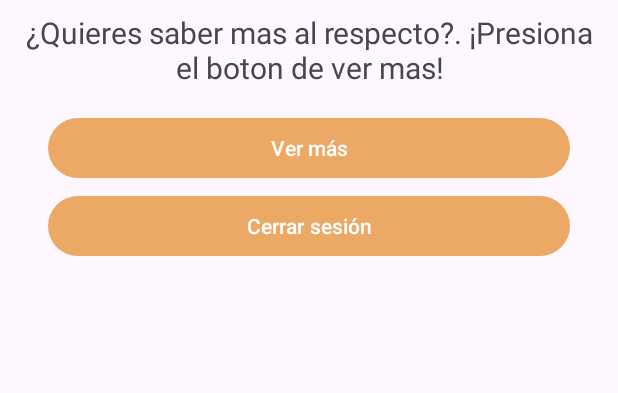
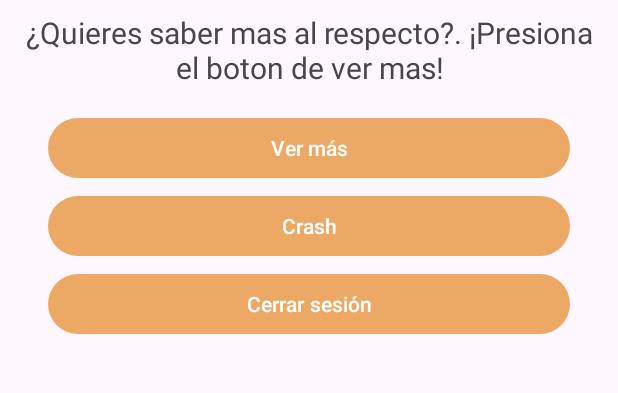
Before and after one commit to WJ4ck/PedroSound, an Android app: the screen it shows after launch once a user with an empty profile is signed in (WelcomeActivity), on a phone screen of 412 x 824 dp, the part 553-946 px from its top. Run offline under Robolectric (Android 15) with nearby library versions, the phone set to English and light mode, and no system bars; our stand-ins replace Firebase (no records; nobody signed in at launch, a user with empty details on screens opened directly).

Commit message:
Arreglo de cosas

```diff
--- a/app/src/main/java/com/actividad/pedrosound/WelcomeActivity.java
+++ b/app/src/main/java/com/actividad/pedrosound/WelcomeActivity.java
@@ -15,7 +15,7 @@ import com.google.firebase.auth.FirebaseAuth;
 
 public class WelcomeActivity extends AppCompatActivity {
 
-    Button btn_ver_mas, btn_cerrar_sesion;
+    Button btn_ver_mas, btn_cerrar_sesion, btn_crash;
 
     @Override
     protected void onCreate(Bundle savedInstanceState) {
@@ -30,6 +30,7 @@ public class WelcomeActivity extends AppCompatActivity {
 
         btn_cerrar_sesion  = findViewById(R.id.btn_cerrar_sesion);
         btn_ver_mas = findViewById(R.id.btn_ver_mas);
+        btn_crash = findViewById(R.id.btn_crash);
 
         btn_cerrar_sesion.setOnClickListener(new View.OnClickListener() {
             @Override
@@ -50,5 +51,12 @@ public class WelcomeActivity extends AppCompatActivity {
                 finish();
             }
         });
+
+        btn_crash.setOnClickListener(new View.OnClickListener() {
+            @Override
+            public void onClick(View view) {
+                throw new RuntimeException("Test Crash");
+            }
+        });
     }
 }
--- a/app/src/main/res/layout/activity_welcome.xml
+++ b/app/src/main/res/layout/activity_welcome.xml
@@ -60,6 +60,16 @@
         tools:layout_editor_absoluteX="0dp" />
 
     <Button
+        android:id="@+id/btn_crash"
+        android:layout_width="match_parent"
+        android:layout_height="wrap_content"
+        android:layout_marginTop="4dp"
+        android:layout_marginLeft="16dp"
+        android:layout_marginRight="16dp"
+        android:text="@string/txt_crash"
+        tools:layout_editor_absoluteX="0dp" />
+
+    <Button
         android:id="@+id/btn_cerrar_sesion"
         android:layout_width="match_parent"
         android:layout_height="wrap_content"
--- a/app/src/main/res/values/strings.xml
+++ b/app/src/main/res/values/strings.xml
@@ -23,6 +23,7 @@
                                 \n\nOfertas exclusivas: Aprovecha descuentos y promociones especiales solo disponibles para nuestros usuarios beta.
                                 \n\nNo te pierdas esta oportunidad única de ser parte del futuro del comercio electrónico. Inscríbete ahora y sé uno de los primeros en experimentar todo lo que EasyShop tiene para ofrecer. ¡Te esperamos!</string>
     <string name="txt_enviar">Enviar</string>
+    <string name="txt_crash">Crash</string>
 
 
 </resources>
```
